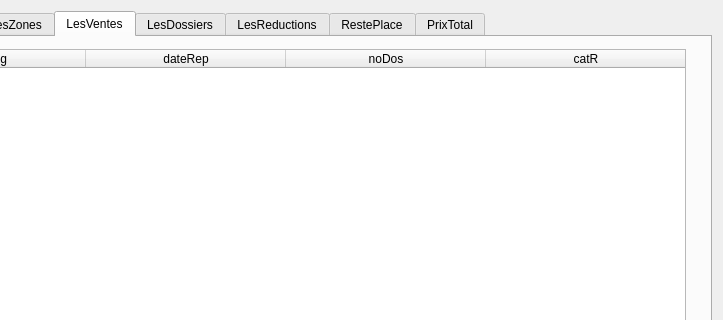
This is gui/v1_tablesData.ui in Yimi-wang/CEBDprojet as Qt 5 draws it before an edit; both pictures show x 348 to 1071 and y 0 to 320 of the 1071 by 639 pixel window. The edited form follows.
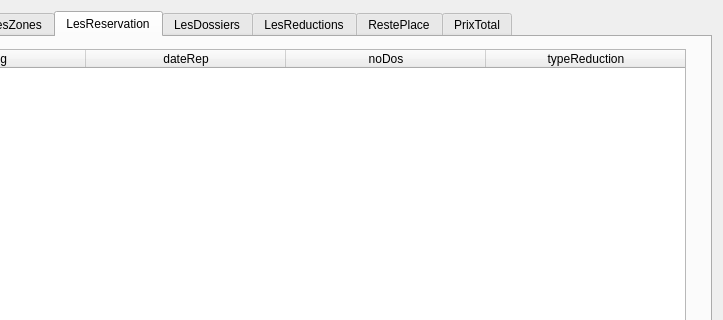
This is the edited form. The open tabs and pages were chosen to show the change.

Patch:
```diff
--- a/gui/v1_tablesData.ui
+++ b/gui/v1_tablesData.ui
@@ -483,7 +483,7 @@
      </widget>
      <widget class="QWidget" name="tabVentes">
       <attribute name="title">
-       <string>LesVentes</string>
+       <string>LesReservation</string>
       </attribute>
       <widget class="QLabel" name="label_ventes">
        <property name="geometry">
@@ -611,7 +611,7 @@
        </column>
        <column>
         <property name="text">
-         <string>catR</string>
+         <string>typeReduction</string>
         </property>
        </column>
       </widget>
```
Left out of the diff: 2 changed lines with no effect on the pictures.
